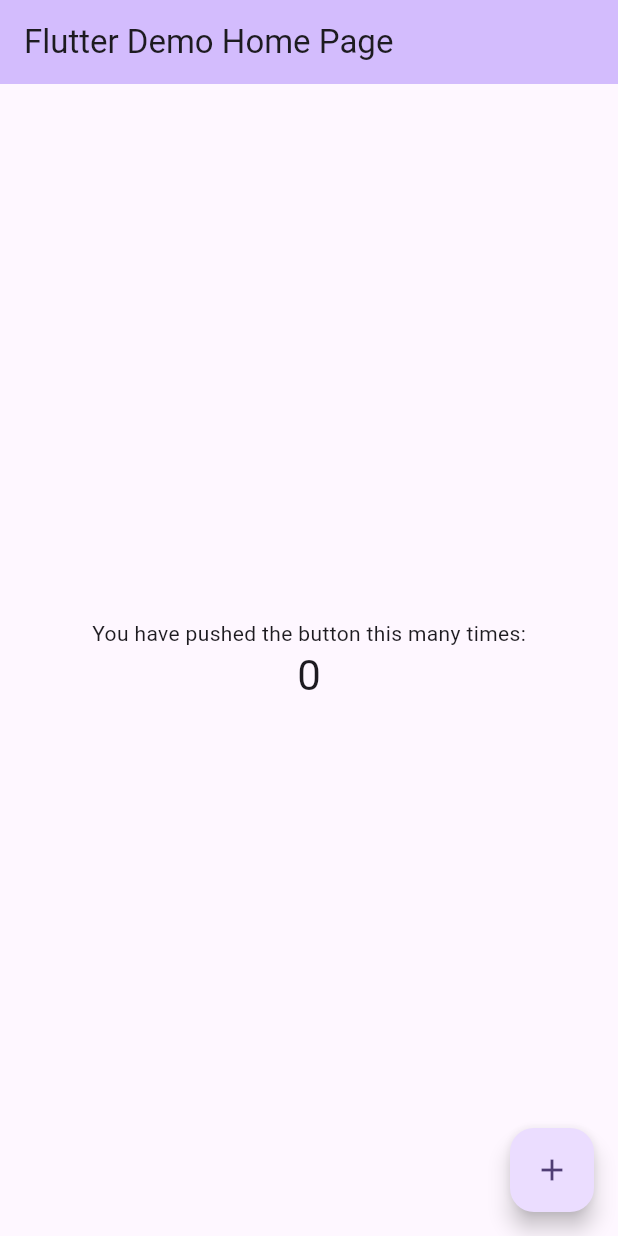
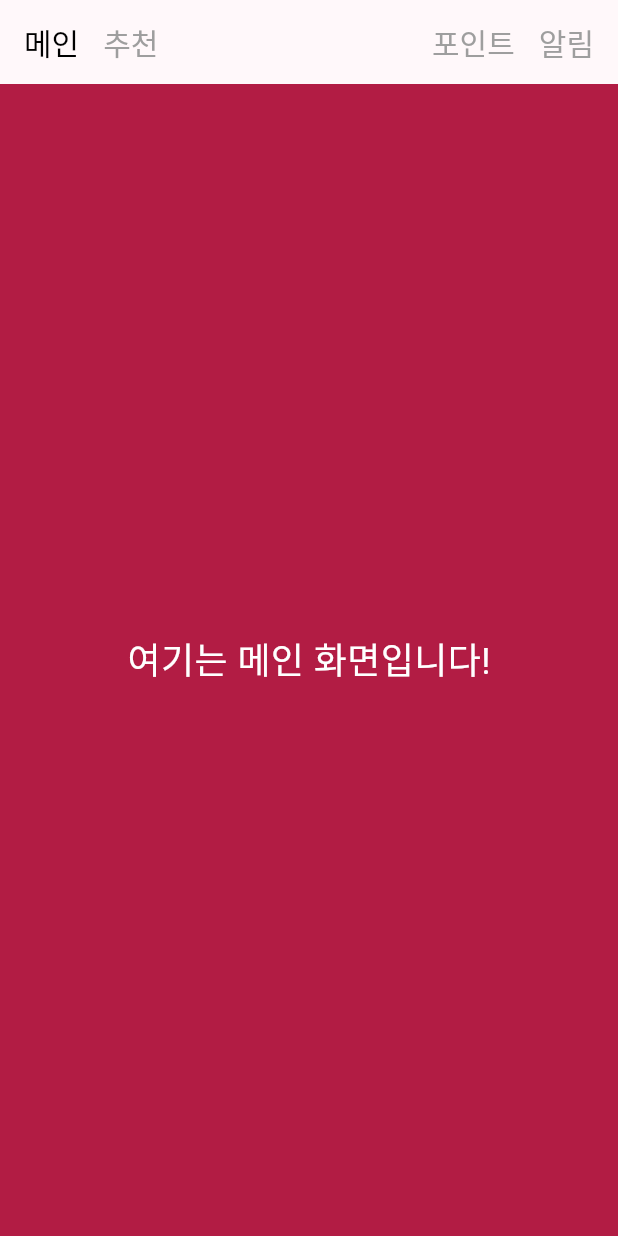
Before and after one commit to SeulHwa1/DateCourse, a Flutter app: the screen it shows after launch, on a phone screen of 412 x 824 dp. Run offline on Flutter 3.47's test engine with Material 3 defaults, Android fonts, the phone set to English and light mode, and no system bars.

Commit message:
Version-1.0

```diff
--- /dev/null
+++ b/lib/components/app_bar_title.dart
@@ -0,0 +1,76 @@
+import 'package:flutter/material.dart';
+import '../screens/notifications_screen.dart'; // 경로 수정
+import '../screens/points_screen.dart'; // 포인트 화면 경로도 추가
+
+class AppBarTitle extends StatelessWidget {
+  final int selectedIndex;
+  final Function(int) onTap;
+
+  const AppBarTitle({required this.selectedIndex, required this.onTap, Key? key})
+      : super(key: key);
+
+  @override
+  Widget build(BuildContext context) {
+    return Row(
+      mainAxisAlignment: MainAxisAlignment.spaceBetween, // 양쪽 정렬
+      children: [
+        // 왼쪽: 메인 & 추천
+        Row(
+          children: [
+            GestureDetector(
+              onTap: () => onTap(0), // "메인" 선택
+              child: Text(
+                "메인",
+                style: TextStyle(
+                  color: selectedIndex == 0 ? Colors.black : Colors.grey,
+                  fontSize: 20,
+                ),
+              ),
+            ),
+            SizedBox(width: 16), // 메인과 추천 사이 간격 추가
+            GestureDetector(
+              onTap: () => onTap(1), // "추천" 선택
+              child: Text(
+                "추천",
+                style: TextStyle(
+                  color: selectedIndex == 1 ? Colors.black : Colors.grey,
+                  fontSize: 20,
+                ),
+              ),
+            ),
+          ],
+        ),
+        // 오른쪽: 포인트 & 알림
+        Row(
+          children: [
+            GestureDetector(
+              onTap: () {
+                Navigator.push(
+                  context,
+                  MaterialPageRoute(builder: (context) => PointsScreen()),
+                );
+              },
+              child: Text(
+                "포인트",
+                style: TextStyle(color: Colors.grey, fontSize: 20),
+              ),
+            ),
+            SizedBox(width: 16), // 포인트와 알림 사이 간격 추가
+            GestureDetector(
+              onTap: () {
+                Navigator.push(
+                  context,
+                  MaterialPageRoute(builder: (context) => NotificationsScreen()),
+                );
+              },
+              child: Text(
+                "알림",
+                style: TextStyle(color: Colors.grey, fontSize: 20),
+              ),
+            ),
+          ],
+        ),
+      ],
+    );
+  }
+}
--- a/lib/main.dart
+++ b/lib/main.dart
@@ -1,125 +1,52 @@
 import 'package:flutter/material.dart';
+import 'screens/main_screen.dart';
+import 'screens/recommend_screen.dart';
+import 'components/app_bar_title.dart';
 
 void main() {
-  runApp(const MyApp());
+  runApp(MyApp());
 }
 
-class MyApp extends StatelessWidget {
+class MyApp extends StatefulWidget {
   const MyApp({super.key});
 
-  // This widget is the root of your application.
   @override
-  Widget build(BuildContext context) {
-    return MaterialApp(
-      title: 'Flutter Demo',
-      theme: ThemeData(
-        // This is the theme of your application.
-        //
-        // TRY THIS: Try running your application with "flutter run". You'll see
-        // the application has a purple toolbar. Then, without quitting the app,
-        // try changing the seedColor in the colorScheme below to Colors.green
-        // and then invoke "hot reload" (save your changes or press the "hot
-        // reload" button in a Flutter-supported IDE, or press "r" if you used
-        // the command line to start the app).
-        //
-        // Notice that the counter didn't reset back to zero; the application
-        // state is not lost during the reload. To reset the state, use hot
-        // restart instead.
-        //
-        // This works for code too, not just values: Most code changes can be
-        // tested with just a hot reload.
-        colorScheme: ColorScheme.fromSeed(seedColor: Colors.deepPurple),
-        useMaterial3: true,
-      ),
-      home: const MyHomePage(title: 'Flutter Demo Home Page'),
-    );
-  }
+  State<MyApp> createState() => _MyAppState();
 }
 
-class MyHomePage extends StatefulWidget {
-  const MyHomePage({super.key, required this.title});
+class _MyAppState extends State<MyApp> {
+  int _selectedIndex = 0; // 선택된 화면의 인덱스
 
-  // This widget is the home page of your application. It is stateful, meaning
-  // that it has a State object (defined below) that contains fields that affect
-  // how it looks.
+  // 화면 리스트
+  final List<Widget> _pages = [
+    MainScreen(),
+    RecommendScreen(),
+  ];
 
-  // This class is the configuration for the state. It holds the values (in this
-  // case the title) provided by the parent (in this case the App widget) and
-  // used by the build method of the State. Fields in a Widget subclass are
-  // always marked "final".
-
-  final String title;
-
-  @override
-  State<MyHomePage> createState() => _MyHomePageState();
-}
-
-class _MyHomePageState extends State<MyHomePage> {
-  int _counter = 0;
-
-  void _incrementCounter() {
-    setState(() {
-      // This call to setState tells the Flutter framework that something has
-      // changed in this State, which causes it to rerun the build method below
-      // so that the display can reflect the updated values. If we changed
-      // _counter without calling setState(), then the build method would not be
-      // called again, and so nothing would appear to happen.
-      _counter++;
-    });
+  // AppBar 빌더 메서드
+  PreferredSizeWidget _buildAppBar() {
+    return AppBar(
+      backgroundColor: Color(0xFFFFF8FA),
+      title: AppBarTitle(
+        selectedIndex: _selectedIndex,
+        onTap: (index) {
+          setState(() {
+            _selectedIndex = index; // 선택된 화면 변경
+          });
+        },
+      ),
+    );
   }
 
   @override
   Widget build(BuildContext context) {
-    // This method is rerun every time setState is called, for instance as done
-    // by the _incrementCounter method above.
-    //
-    // The Flutter framework has been optimized to make rerunning build methods
-    // fast, so that you can just rebuild anything that needs updating rather
-    // than having to individually change instances of widgets.
-    return Scaffold(
-      appBar: AppBar(
-        // TRY THIS: Try changing the color here to a specific color (to
-        // Colors.amber, perhaps?) and trigger a hot reload to see the AppBar
-        // change color while the other colors stay the same.
-        backgroundColor: Theme.of(context).colorScheme.inversePrimary,
-        // Here we take the value from the MyHomePage object that was created by
-        // the App.build method, and use it to set our appbar title.
-        title: Text(widget.title),
+    return MaterialApp(
+      debugShowCheckedModeBanner: false,
+      home: Scaffold(
+        appBar: _buildAppBar(), // AppBar 생성
+        backgroundColor: Color(0xFFB21C44), // Body 배경색
+        body: _pages[_selectedIndex], // 현재 선택된 화면 표시
       ),
-      body: Center(
-        // Center is a layout widget. It takes a single child and positions it
-        // in the middle of the parent.
-        child: Column(
-          // Column is also a layout widget. It takes a list of children and
-          // arranges them vertically. By default, it sizes itself to fit its
-          // children horizontally, and tries to be as tall as its parent.
-          //
-          // Column has various properties to control how it sizes itself and
-          // how it positions its children. Here we use mainAxisAlignment to
-          // center the children vertically; the main axis here is the vertical
-          // axis because Columns are vertical (the cross axis would be
-          // horizontal).
-          //
-          // TRY THIS: Invoke "debug painting" (choose the "Toggle Debug Paint"
-          // action in the IDE, or press "p" in the console), to see the
-          // wireframe for each widget.
-          mainAxisAlignment: MainAxisAlignment.center,
-          children: <Widget>[
-            const Text(
-              'You have pushed the button this many times:',
-            ),
-            Text(
-              '$_counter',
-              style: Theme.of(context).textTheme.headlineMedium,
-            ),
-          ],
-        ),
-      ),
-      floatingActionButton: FloatingActionButton(
-        onPressed: _incrementCounter,
-        tooltip: 'Increment',
-        child: const Icon(Icons.add),
-      ), // This trailing comma makes auto-formatting nicer for build methods.
     );
   }
 }
--- /dev/null
+++ b/lib/screens/date_plan.dart
@@ -0,0 +1,18 @@
+import 'package:flutter/material.dart';
+
+class DatePlan extends StatelessWidget {
+  @override
+  Widget build(BuildContext context) {
+    return Scaffold(
+      appBar: AppBar(
+        title: Text("데이트 일정 페이지"),
+      ),
+      body: Center(
+        child: Text(
+          "여기는 데이트 일정 페이지입니다!",
+          style: TextStyle(fontSize: 24),
+        ),
+      ),
+    );
+  }
+}
--- /dev/null
+++ b/lib/screens/main_screen.dart
@@ -0,0 +1,13 @@
+import 'package:flutter/material.dart';
+
+class MainScreen extends StatelessWidget {
+  @override
+  Widget build(BuildContext context) {
+    return Center(
+      child: Text(
+        "여기는 메인 화면입니다!",
+        style: TextStyle(fontSize: 24, color: Colors.white),
+      ),
+    );
+  }
+}
```
Also changed, not shown: lib/components/white_box1.dart (added, +109 -0 lines), lib/screens/notifications_screen.dart (added, +18 -0 lines), lib/screens/points_screen.dart (added, +18 -0 lines), lib/screens/recommend_screen.dart (added, +36 -0 lines).
